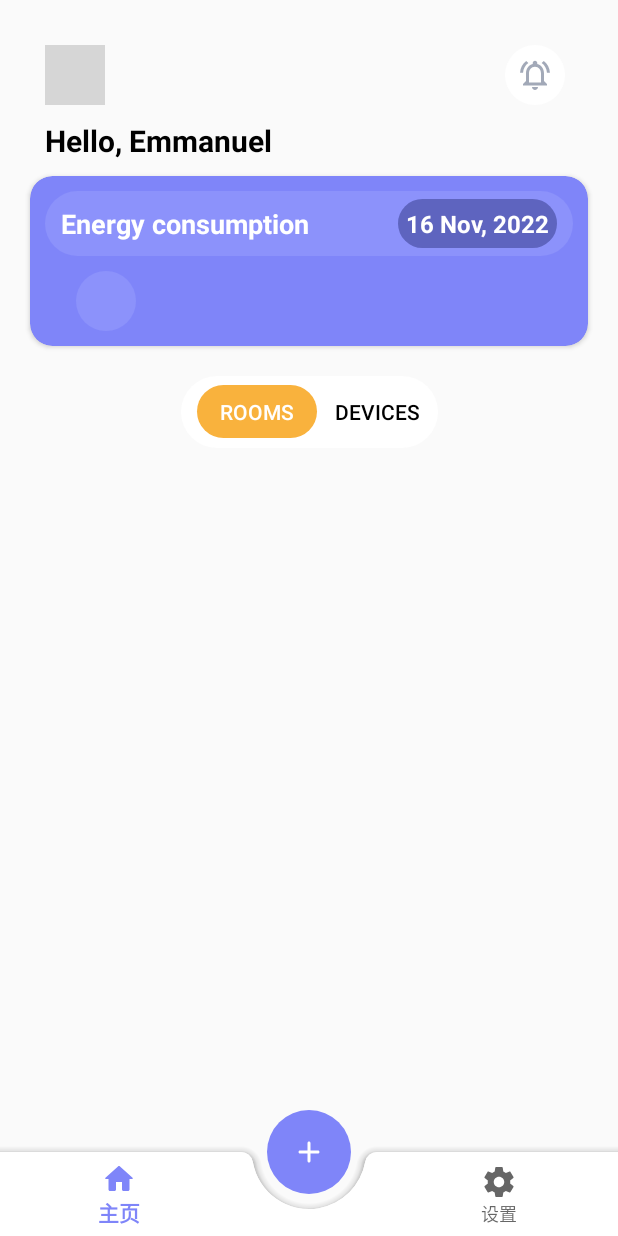
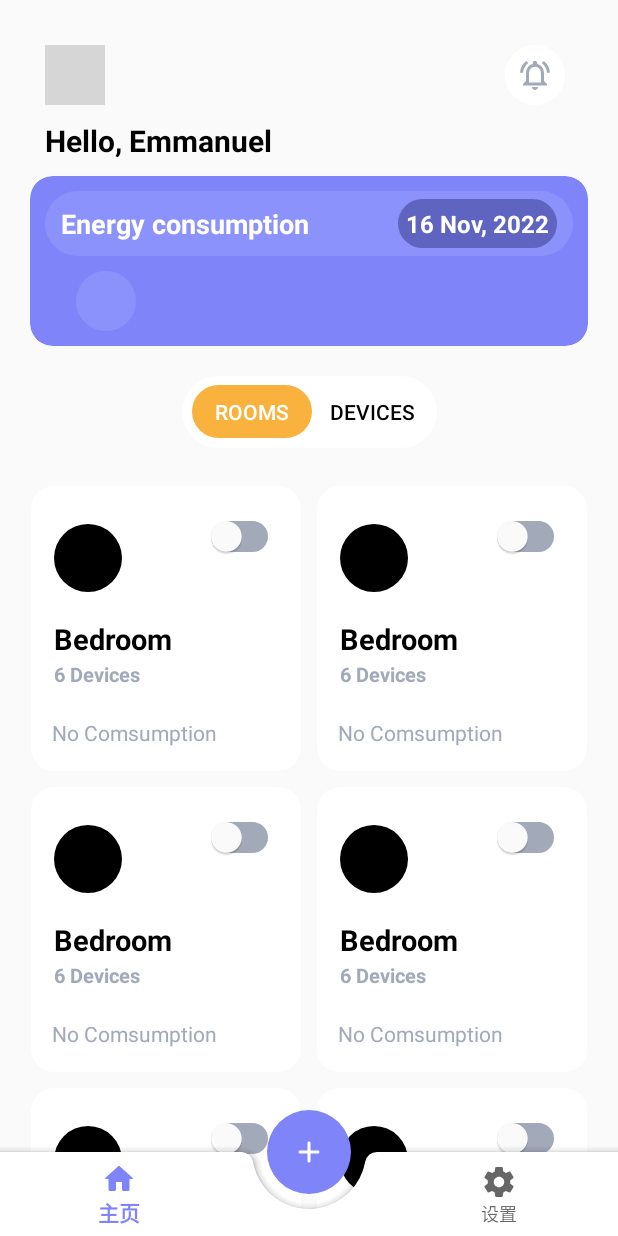
Before and after one commit to zxcvbnma702/Service-Create, an Android app: the screen it shows after launch (MainActivity), item 2 of the bottom bar chosen, on a phone screen of 412 x 824 dp. Run offline under Robolectric (Android 15) with nearby library versions, the phone set to English and light mode, and no system bars; our stand-ins replace CircleImageView, data binding; grey boxes are pictures that could not be loaded.

Commit message:
home ui over

```diff
--- a/app/src/main/AndroidManifest.xml
+++ b/app/src/main/AndroidManifest.xml
@@ -4,11 +4,13 @@
     package="com.example.servicecreate">
 
     <application
+        android:name=".ServiceCreateApplication"
         android:allowBackup="true"
         android:dataExtractionRules="@xml/data_extraction_rules"
         android:fullBackupContent="@xml/backup_rules"
         android:icon="@mipmap/ic_launcher"
         android:label="@string/app_name"
+        android:requestLegacyExternalStorage="true"
         android:roundIcon="@mipmap/ic_launcher_round"
         android:supportsRtl="true"
         android:theme="@style/Theme.ServiceCreate"
--- /dev/null
+++ b/app/src/main/java/com/example/servicecreate/logic/Repository.kt
@@ -0,0 +1,23 @@
+package com.example.servicecreate.logic
+
+import androidx.lifecycle.liveData
+import kotlin.coroutines.CoroutineContext
+
+/**
+ * @author:SunShibo
+ * @date:2023-03-04 23:03
+ * @feature:
+ */
+object Repository {
+
+
+    private fun <T> fire(context: CoroutineContext, block: suspend () -> Result<T>) =
+        liveData<Result<T>>(context) {
+            val result = try {
+                block()
+            } catch (e: Exception) {
+                Result.failure<T>(e)
+            }
+            emit(result)
+        }
+}
--- /dev/null
+++ b/app/src/main/java/com/example/servicecreate/logic/network/NetworkCenter.kt
@@ -0,0 +1,46 @@
+package com.example.servicecreate.logic.network
+
+import android.util.Log
+import retrofit2.Call
+import retrofit2.Callback
+import retrofit2.Response
+import kotlin.coroutines.resume
+import kotlin.coroutines.resumeWithException
+import kotlin.coroutines.suspendCoroutine
+
+/**
+ * @author:SunShibo
+ * @date:2023-03-04 23:01
+ * @feature:
+ */
+object NetworkCenter {
+
+
+
+
+
+
+
+
+
+
+
+    private suspend fun <T> Call<T>.await(): T {
+        return suspendCoroutine { continuation ->
+            enqueue(object : Callback<T> {
+                override fun onResponse(call: Call<T>, response: Response<T>) {
+                    val body = response.body()
+//                    ToDo: delete this
+                    Log.e("data", response.toString())
+                    if (body != null) continuation.resume(body)
+                    else continuation.resumeWithException(
+                        RuntimeException("response body is null")
+                    )
+                }
+                override fun onFailure(call: Call<T>, t: Throwable) {
+                    continuation.resumeWithException(t)
+                }
+            })
+        }
+    }
+}
--- /dev/null
+++ b/app/src/main/java/com/example/servicecreate/logic/network/ServiceCreator.kt
@@ -0,0 +1,25 @@
+package com.example.servicecreate.logic.network
+
+import retrofit2.Retrofit
+import retrofit2.converter.gson.GsonConverterFactory
+
+/**
+ * @author:SunShibo
+ * @date:2023-03-04 22:59
+ * @feature:
+ */
+
+object ServiceCreator {
+    //TODO: Baseurl is null
+    private const val BASE_URL = ""
+
+    private val retrofit = Retrofit.Builder()
+        .baseUrl(BASE_URL)
+        .addConverterFactory(GsonConverterFactory.create())
+        .build()
+
+    fun <T> create(serviceClass: Class<T>): T =
+        retrofit.create(serviceClass)
+
+    inline fun <reified T> create(): T = create(T::class.java)
+}
--- a/app/src/main/java/com/example/servicecreate/ui/home/HomeFragment.kt
+++ b/app/src/main/java/com/example/servicecreate/ui/home/HomeFragment.kt
@@ -1,11 +1,36 @@
 package com.example.servicecreate.ui.home
 
+import android.widget.Toast
+import androidx.lifecycle.ViewModelProvider
+import androidx.swiperefreshlayout.widget.SwipeRefreshLayout
+import com.example.base.kxt.toast
 import com.example.base.ui.activity.BaseFragment
+import com.example.servicecreate.R
+import com.example.servicecreate.ServiceCreateApplication
 import com.example.servicecreate.databinding.FragmentHomeBinding
+import com.example.servicecreate.ui.home.adapter.HomeRecyclerAdapter
 import com.google.android.material.tabs.TabLayout
+import kotlinx.coroutines.*
 
-class HomeFragment : BaseFragment<FragmentHomeBinding>() {
+class HomeFragment : BaseFragment<FragmentHomeBinding>(), HomeListener, SwipeRefreshLayout.OnRefreshListener {
+
+    private lateinit var adapter : HomeRecyclerAdapter
+    private val mViewModel: HomeViewModel by lazy {
+        ViewModelProvider(
+            this,
+            ViewModelProvider.NewInstanceFactory()
+        ).get(HomeViewModel::class.java)
+    }
+
     override fun FragmentHomeBinding.initBindingView() {
+        binding.viewModel = mViewModel
+        mViewModel.homeListener = this@HomeFragment
+
+        adapter = HomeRecyclerAdapter(this@HomeFragment)
+
+        homeRecyclerview.adapter = adapter
+
+        adapter.setData(arrayListOf(0, 1, 2, 3, 4, 6, 5, 2, 8, 9, 7))
 
         homeTablayout.addOnTabSelectedListener(object : TabLayout.OnTabSelectedListener {
             override fun onTabSelected(tab: TabLayout.Tab?) {
@@ -20,6 +45,27 @@ class HomeFragment : BaseFragment<FragmentHomeBinding>() {
 
             }
         })
+
+        homeSwipeRefresh.apply {
+            setColorSchemeColors(
+                resources.getColor(R.color.main_color),
+                resources.getColor(R.color.main_color_primary_variant),
+                resources.getColor(R.color.main_color_primary_secondary)
+            )
+            setOnRefreshListener(this@HomeFragment)
+        }
+    }
+
+    override fun onRefresh() {
+//        TODO("Not yet implemented")
+        ServiceCreateApplication.context.toast("refreshed")
+        val job = Job()
+        CoroutineScope(job).launch {
+            withContext(Dispatchers.Main) {
+                delay(3000)
+                binding.homeSwipeRefresh.isRefreshing = false
+            }
+        }
     }
 
 }
--- /dev/null
+++ b/app/src/main/java/com/example/servicecreate/ui/home/HomeListener.kt
@@ -0,0 +1,9 @@
+package com.example.servicecreate.ui.home
+
+/**
+ * @author:SunShibo
+ * @date:2023-03-04 22:56
+ * @feature:
+ */
+interface HomeListener {
+}
--- /dev/null
+++ b/app/src/main/java/com/example/servicecreate/ui/home/HomeViewModel.kt
@@ -0,0 +1,12 @@
+package com.example.servicecreate.ui.home
+
+import androidx.lifecycle.ViewModel
+
+/**
+ * @author:SunShibo
+ * @date:2023-03-04 22:56
+ * @feature:
+ */
+class HomeViewModel : ViewModel() {
+    internal var homeListener: HomeListener ?= null
+}
--- /dev/null
+++ b/app/src/main/java/com/example/servicecreate/ui/home/adapter/HomeRecyclerAdapter.kt
@@ -0,0 +1,18 @@
+package com.example.servicecreate.ui.home.adapter
+
+import com.example.base.ui.activity.BaseAdapter
+import com.example.servicecreate.databinding.ItemHomeRoomCardBinding
+import com.example.servicecreate.ui.home.HomeFragment
+
+/**
+ * @author:SunShibo
+ * @date:2023-03-04 22:50
+ * @feature:
+ */
+class HomeRecyclerAdapter(private val fragment: HomeFragment):
+    BaseAdapter<Int, ItemHomeRoomCardBinding>() {
+
+    override fun ItemHomeRoomCardBinding.onBindViewHolder(bean: Int, position: Int) {
+
+    }
+}
--- /dev/null
+++ b/app/src/main/res/drawable/switch_bg.xml
@@ -0,0 +1,6 @@
+<?xml version="1.0" encoding="utf-8"?>
+<selector xmlns:android="http://schemas.android.com/apk/res/android">
+
+    <item android:drawable="@drawable/switch_bg_true" android:state_checked="true"/>
+    <item android:drawable="@drawable/switch_bg_false" android:state_checked="false"/>
+</selector>
--- a/app/src/main/res/drawable/circle_retangle_bg2.xml
+++ b/app/src/main/res/drawable/switch_bg_false.xml
@@ -2,6 +2,6 @@
 <shape xmlns:android="http://schemas.android.com/apk/res/android"
     android:shape="rectangle">
 
-    <solid android:color="#5e64bf"/>
+    <solid android:color="@color/icon_color"/>
     <corners android:radius="90dp" />
 </shape>
--- /dev/null
+++ b/app/src/main/res/drawable/switch_bg_true.xml
@@ -0,0 +1,7 @@
+<?xml version="1.0" encoding="utf-8"?>
+<shape xmlns:android="http://schemas.android.com/apk/res/android"
+    android:shape="rectangle">
+
+    <solid android:color="@color/main_color"/>
+    <corners android:radius="90dp" />
+</shape>
--- /dev/null
+++ b/app/src/main/res/drawable/switch_thumb.xml
@@ -0,0 +1,7 @@
+<?xml version="1.0" encoding="utf-8"?>
+<shape xmlns:android="http://schemas.android.com/apk/res/android"
+    android:shape="oval">
+    <size android:height="20dp"
+        android:width="20dp"/>
+    <solid android:color="@color/white" />
+</shape>
--- a/app/src/main/res/layout/activity_main.xml
+++ b/app/src/main/res/layout/activity_main.xml
@@ -24,7 +24,7 @@
             android:backgroundTint="@color/white"
             android:outlineProvider="none"
             app:fabCradleMargin="10dp"
-            app:hideOnScroll="true">
+            app:hideOnScroll="false">
 
             <com.google.android.material.bottomnavigation.BottomNavigationView
                 android:id="@+id/bottomNavigationView"
@@ -49,6 +49,7 @@
             android:contentDescription="@string/float_add_device"
             android:outlineProvider="none"
             android:src="@drawable/ic_round_add_24"
+            app:hideMotionSpec="@anim/ps_anim_album_dismiss"
             app:borderWidth="0dp"
             app:layout_anchor="@id/bottomAppBar">
 
--- a/app/src/main/res/layout/fragment_home.xml
+++ b/app/src/main/res/layout/fragment_home.xml
@@ -2,6 +2,20 @@
 <layout xmlns:android="http://schemas.android.com/apk/res/android"
     xmlns:app="http://schemas.android.com/apk/res-auto"
     xmlns:tools="http://schemas.android.com/tools">
+
+    <data>
+
+        <variable
+            name="viewModel"
+            type="com.example.servicecreate.ui.home.HomeViewModel" />
+    </data>
+
+    <androidx.swiperefreshlayout.widget.SwipeRefreshLayout
+        android:id="@+id/home_swipe_refresh"
+        android:layout_width="match_parent"
+        android:layout_height="match_parent"
+        android:background="@color/background_color"
+        tools:context=".ui.home.HomeFragment">
 
         <androidx.core.widget.NestedScrollView
             android:layout_width="match_parent"
@@ -72,6 +86,7 @@
                     android:layout_marginHorizontal="20dp"
                     app:cardBackgroundColor="@color/main_color"
                     app:cardCornerRadius="15dp"
+                    app:cardElevation="0dp"
                     app:layout_constraintEnd_toEndOf="parent"
                     app:layout_constraintStart_toStartOf="parent"
                     app:layout_constraintTop_toBottomOf="@+id/home_appbar">
@@ -142,11 +157,12 @@
 
                 <com.google.android.material.tabs.TabLayout
                     android:id="@+id/home_tablayout"
-                android:layout_width="wrap_content"
+                    android:layout_width="170dp"
                     android:layout_height="wrap_content"
                     android:layout_marginTop="20dp"
-                android:paddingHorizontal="5dp"
+                    android:paddingHorizontal="2dp"
                     android:background="@drawable/circle_retangle_bg"
+                    android:backgroundTint="@color/white"
                     app:layout_constraintEnd_toEndOf="parent"
                     app:layout_constraintStart_toStartOf="parent"
                     app:layout_constraintTop_toBottomOf="@+id/home_cardView"
@@ -154,8 +170,8 @@
                     app:tabIndicatorColor="@color/second_color"
                     app:tabIndicatorGravity="center"
                     app:tabIndicatorHeight="35dp"
+                    app:tabMaxWidth="90dp"
                     app:tabMinWidth="80dp"
-                app:tabMaxWidth="90dp"
                     app:tabMode="auto"
                     app:tabRippleColor="@android:color/transparent"
                     app:tabSelectedTextColor="@color/white"
@@ -171,20 +187,27 @@
                         android:id="@+id/home_tab_devices"
                         android:layout_width="wrap_content"
                         android:layout_height="wrap_content"
+                        android:layout_marginEnd="2dp"
                         android:text="@string/home_tab2" />
 
                 </com.google.android.material.tabs.TabLayout>
 
                 <androidx.recyclerview.widget.RecyclerView
-                android:layout_marginTop="20dp"
-                app:layout_constraintTop_toBottomOf="@+id/home_tablayout"
-                app:layout_constraintStart_toStartOf="parent"
-                app:layout_constraintEnd_toEndOf="parent"
-                android:layout_marginHorizontal="20dp"
                     android:id="@+id/home_recyclerview"
                     android:layout_width="match_parent"
-                android:layout_height="wrap_content"/>
+                    android:layout_height="wrap_content"
+                    android:paddingBottom="56dp"
+                    android:paddingTop="20dp"
+                    android:paddingHorizontal="15dp"
+                    app:layoutManager="androidx.recyclerview.widget.GridLayoutManager"
+                    app:layout_constraintEnd_toEndOf="parent"
+                    app:layout_constraintStart_toStartOf="parent"
+                    app:layout_constraintTop_toBottomOf="@+id/home_tablayout"
+                    app:spanCount="2" />
+
             </androidx.constraintlayout.widget.ConstraintLayout>
         </androidx.core.widget.NestedScrollView>
+    </androidx.swiperefreshlayout.widget.SwipeRefreshLayout>
+
 
 </layout>
--- a/app/src/main/res/layout/home_cardview.xml
+++ /dev/null
@@ -1,6 +0,0 @@
-<?xml version="1.0" encoding="utf-8"?>
-<androidx.cardview.widget.CardView xmlns:android="http://schemas.android.com/apk/res/android"
-    android:layout_width="match_parent"
-    android:layout_height="match_parent">
-
-</androidx.cardview.widget.CardView>
--- /dev/null
+++ b/app/src/main/res/layout/item_home_room_card.xml
@@ -0,0 +1,81 @@
+<?xml version="1.0" encoding="utf-8"?>
+<layout xmlns:tools="http://schemas.android.com/tools"
+    xmlns:android="http://schemas.android.com/apk/res/android"
+    xmlns:app="http://schemas.android.com/apk/res-auto">
+    <androidx.cardview.widget.CardView
+        android:id="@+id/item_card_home"
+        app:cardCornerRadius="15dp"
+        android:layout_width="match_parent"
+        android:layout_margin="5dp"
+        android:padding="5dp"
+        android:layout_height="190dp"
+        style="@style/MaterialAlertDialog.Material3"
+        app:cardElevation="0dp">
+
+        <androidx.constraintlayout.widget.ConstraintLayout
+            android:layout_width="match_parent"
+            android:layout_height="match_parent">
+
+            <ImageView
+                android:id="@+id/item_card_room_image"
+                android:layout_width="45dp"
+                android:layout_height="45dp"
+                android:layout_marginStart="15dp"
+                android:layout_marginTop="25dp"
+                android:background="@drawable/circle_bg"
+                android:backgroundTint="@color/black"
+                app:layout_constraintStart_toStartOf="parent"
+                app:layout_constraintTop_toTopOf="parent" />
+
+            <androidx.appcompat.widget.SwitchCompat
+                app:track="@drawable/switch_bg"
+               app:thumbTint="@color/white"
+                app:thumbTextPadding="1dp"
+                android:id="@+id/item_card_room_switch"
+                android:layout_width="wrap_content"
+                android:layout_height="wrap_content"
+                android:layout_marginTop="20dp"
+                android:layout_marginEnd="15dp"
+                app:layout_constraintEnd_toEndOf="parent"
+                app:layout_constraintTop_toTopOf="parent" />
+
+            <TextView
+                android:id="@+id/item_card_room_name"
+                android:layout_width="wrap_content"
+                android:layout_height="wrap_content"
+                android:layout_marginStart="15dp"
+                android:layout_marginTop="18dp"
+                android:text="Bedroom"
+                android:textColor="@color/black"
+                android:textSize="19sp"
+                android:textStyle="bold"
+                app:layout_constraintStart_toStartOf="parent"
+                app:layout_constraintTop_toBottomOf="@+id/item_card_room_image"/>
+
+            <TextView
+                android:id="@+id/item_card_room_number"
+                android:layout_width="wrap_content"
+                android:layout_height="wrap_content"
+                android:layout_marginStart="15dp"
+                android:layout_marginTop="1dp"
+                android:text="6 Devices"
+                android:textColor="@color/icon_color"
+                android:textSize="13sp"
+                android:textStyle="bold"
+                app:layout_constraintStart_toStartOf="parent"
+                app:layout_constraintTop_toBottomOf="@+id/item_card_room_name"/>
+
+            <TextView
+                android:id="@+id/item_card_room_description"
+                android:layout_width="wrap_content"
+                android:layout_height="wrap_content"
+                android:layout_marginStart="14dp"
+                android:layout_marginTop="20dp"
+                android:text="No Comsumption"
+                android:textColor="@color/icon_color"
+                android:textSize="14sp"
+                app:layout_constraintStart_toStartOf="parent"
+                app:layout_constraintTop_toBottomOf="@+id/item_card_room_number"/>
+        </androidx.constraintlayout.widget.ConstraintLayout>
+    </androidx.cardview.widget.CardView>
+</layout>
```
Lines whose indentation alone changed are shown as unchanged.
